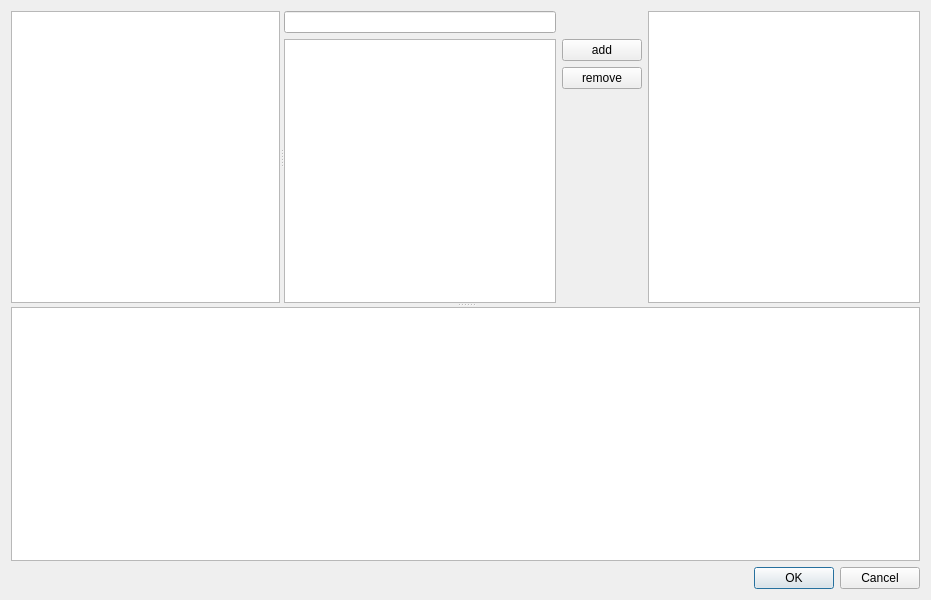
This is joinhelperdialog.ui in mugiseyebrows/mugi-query as Qt 5 draws it before an edit. The edited form follows.
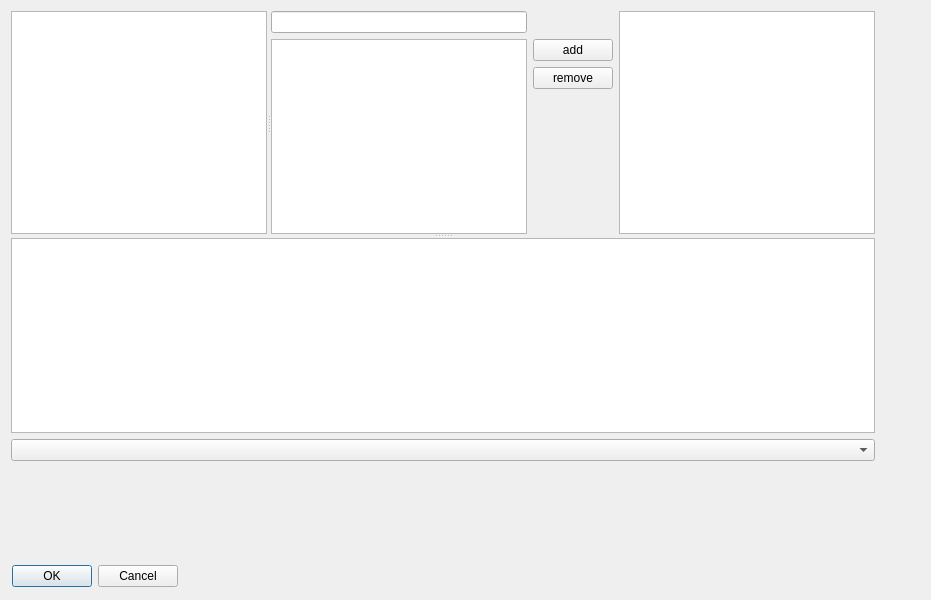
This is the edited form. Custom widgets are drawn as their Qt base class.

Commit message: joinhelper widget not dialog

The edit to the form file:
```diff
--- a/joinhelperdialog.ui
+++ b/joinhelperdialog.ui
@@ -13,13 +13,35 @@
   <property name="windowTitle">
    <string>Dialog</string>
   </property>
-  <layout class="QVBoxLayout" name="verticalLayout">
-   <item>
-    <widget class="QSplitter" name="splitter_2">
+  <widget class="QDialogButtonBox" name="buttonBox">
+   <property name="geometry">
+    <rect>
+     <x>11</x>
+     <y>564</y>
+     <width>167</width>
+     <height>25</height>
+    </rect>
+   </property>
      <property name="orientation">
-      <enum>Qt::Vertical</enum>
-     </property>
+    <enum>Qt::Horizontal</enum>
+   </property>
+   <property name="standardButtons">
+    <set>QDialogButtonBox::Cancel|QDialogButtonBox::Ok</set>
+   </property>
+  </widget>
      <widget class="QSplitter" name="splitter">
+   <property name="geometry">
+    <rect>
+     <x>11</x>
+     <y>11</y>
+     <width>864</width>
+     <height>450</height>
+    </rect>
+   </property>
+   <property name="orientation">
+    <enum>Qt::Vertical</enum>
+   </property>
+   <widget class="QSplitter" name="horizontalSplitter">
       <property name="orientation">
        <enum>Qt::Horizontal</enum>
       </property>
@@ -28,7 +50,7 @@
         <number>200</number>
        </attribute>
       </widget>
-      <widget class="QWidget" name="">
+    <widget class="QWidget" name="layoutWidget">
        <layout class="QGridLayout" name="gridLayout">
         <item row="1" column="1">
          <widget class="QPushButton" name="add">
@@ -64,25 +86,22 @@
          <widget class="QListView" name="allTables"/>
         </item>
         <item row="0" column="2" rowspan="4">
-         <widget class="QTableView" name="selectedTables"/>
+       <widget class="QListView" name="selectedTables"/>
         </item>
        </layout>
       </widget>
      </widget>
+   <widget class="QWidget" name="">
+    <layout class="QVBoxLayout" name="verticalLayout">
+     <item>
      <widget class="TextEdit" name="query"/>
-    </widget>
    </item>
    <item>
-    <widget class="QDialogButtonBox" name="buttonBox">
-     <property name="orientation">
-      <enum>Qt::Horizontal</enum>
-     </property>
-     <property name="standardButtons">
-      <set>QDialogButtonBox::Cancel|QDialogButtonBox::Ok</set>
-     </property>
-    </widget>
-   </item>
-  </layout>
+      <widget class="QComboBox" name="output"/>
+     </item>
+    </layout>
+   </widget>
+  </widget>
  </widget>
  <customwidgets>
   <customwidget>
```
Left out of the diff: 2 changed lines with no effect on the pictures. Lines whose indentation alone changed are shown as unchanged. The commit also changes 20 other files.
